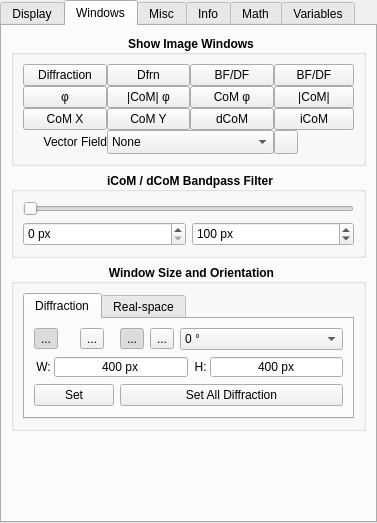
Qt form src/gui/SettingsPanelForm.ui (bryandesser/Quant4D) before a commit.
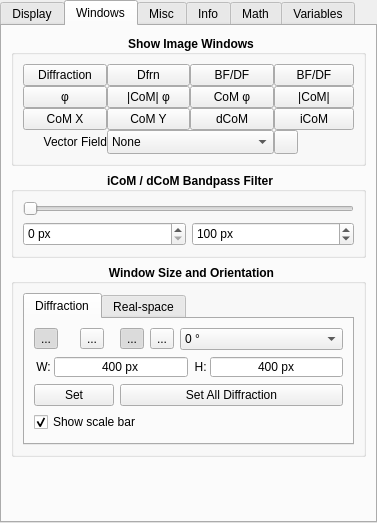
The same form after that commit. The open tabs and pages were chosen to show the change. Icons and pictures are not drawn. Custom widgets are drawn as their Qt base class.

Commit message: feat: scale bars on the real-space and diffraction windows with Show scale bar toggles; scan step read from DM3/DM4 calibrations and MRC cells

What changed in the file:
```diff
--- a/src/gui/SettingsPanelForm.ui
+++ b/src/gui/SettingsPanelForm.ui
@@ -1078,6 +1078,19 @@
                 </property>
                </widget>
               </item>
+              <item row="3" column="0" colspan="6">
+               <widget class="QCheckBox" name="ScaleBarDfrn">
+                <property name="toolTip">
+                 <string>Scale bar on the diffraction windows: mrad once the transmitted beam is set (or a file calibrated it) and the detector coordinates are in mrad, else pixels</string>
+                </property>
+                <property name="text">
+                 <string>Show scale bar</string>
+                </property>
+                <property name="checked">
+                 <bool>true</bool>
+                </property>
+               </widget>
+              </item>
              </layout>
             </widget>
             <widget class="QWidget" name="RealWindowTab">
```
Left out of the diff: 13 changed lines with no effect on the pictures. The commit also changes 16 other files.
